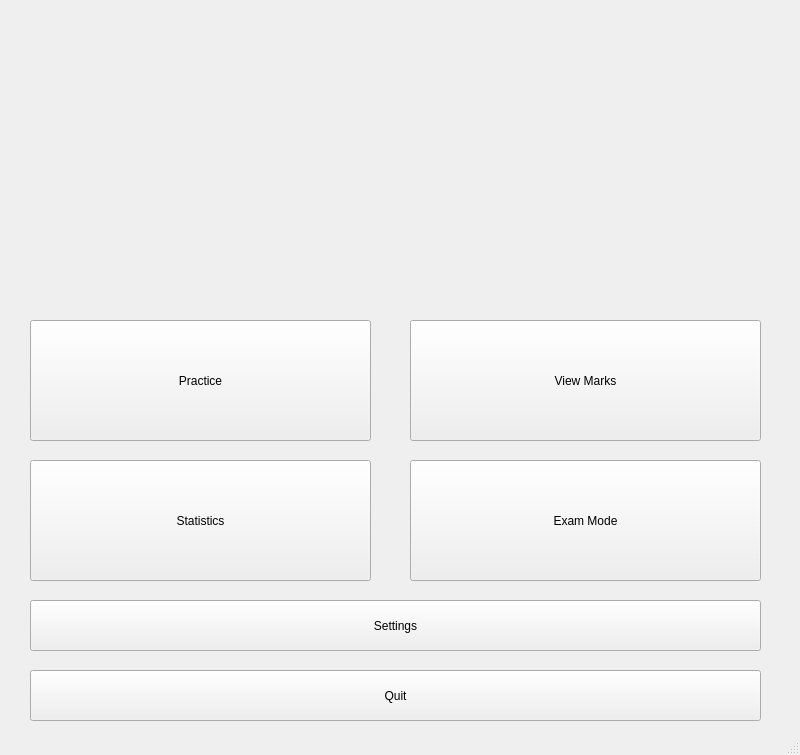
First picture: the form in Assets/UI Files/MainMenu.ui, repository AdamFinke07/Sigma-Maths-Rewrite, before the edit.
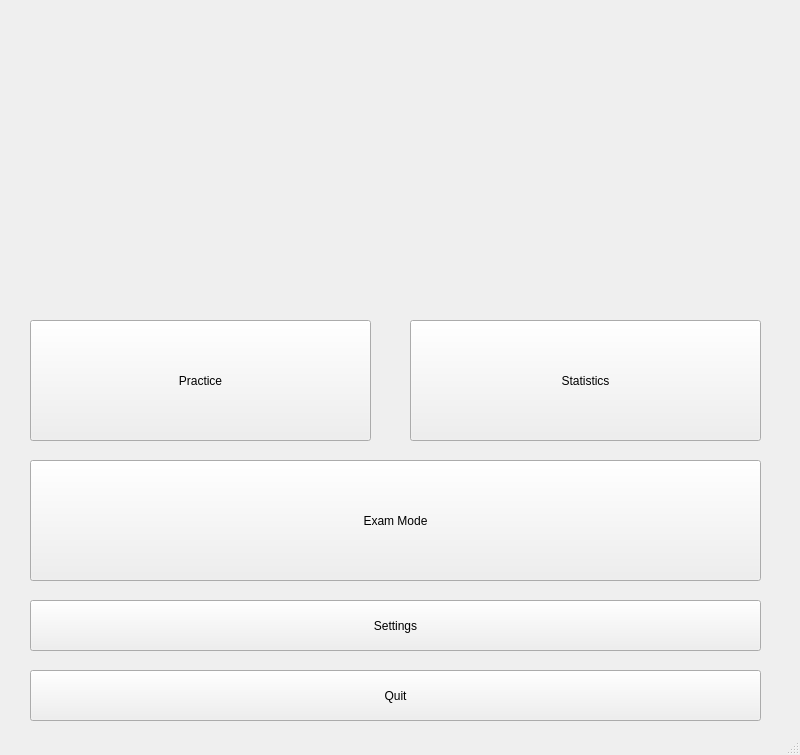
Second picture: the form after the edit. Icons and pictures are not drawn.

Diff of the .ui file:
```diff
--- a/Assets/UI Files/MainMenu.ui
+++ b/Assets/UI Files/MainMenu.ui
@@ -46,7 +46,7 @@
      <string>Practice</string>
     </property>
    </widget>
-   <widget class="QPushButton" name="PBViewMarks">
+   <widget class="QPushButton" name="PBStatistics">
     <property name="geometry">
      <rect>
       <x>410</x>
@@ -56,33 +56,20 @@
      </rect>
     </property>
     <property name="text">
-     <string>View Marks</string>
+     <string>Statistics</string>
     </property>
    </widget>
    <widget class="QPushButton" name="PBExamMode">
     <property name="geometry">
      <rect>
-      <x>410</x>
-      <y>460</y>
-      <width>351</width>
-      <height>121</height>
-     </rect>
-    </property>
-    <property name="text">
-     <string>Exam Mode</string>
-    </property>
-   </widget>
-   <widget class="QPushButton" name="PBStatistics">
-    <property name="geometry">
-     <rect>
       <x>30</x>
       <y>460</y>
-      <width>341</width>
+      <width>731</width>
       <height>121</height>
      </rect>
     </property>
     <property name="text">
-     <string>Statistics</string>
+     <string>Exam Mode</string>
     </property>
    </widget>
    <widget class="QPushButton" name="PBSettings">
```
